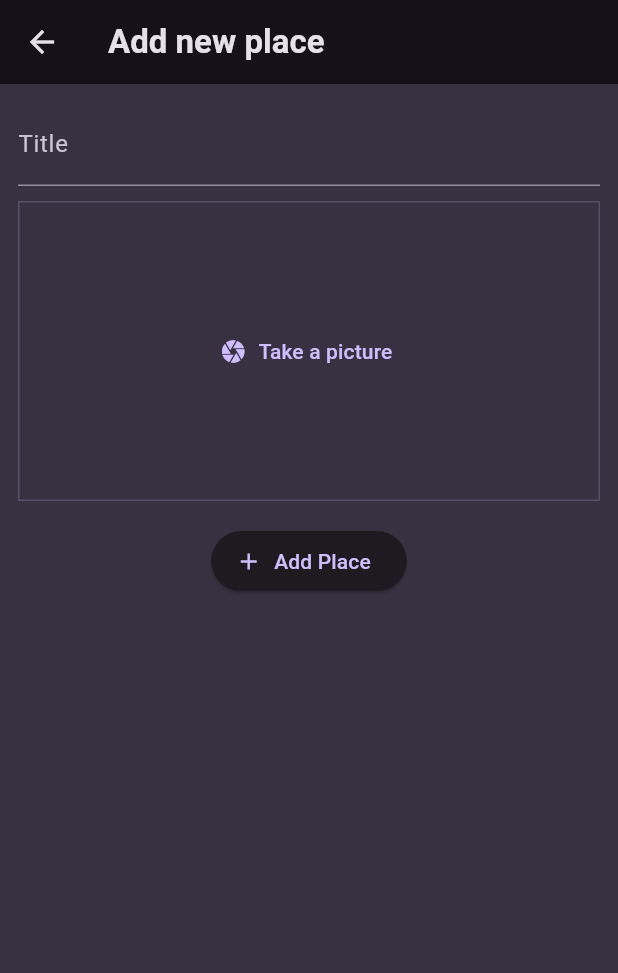
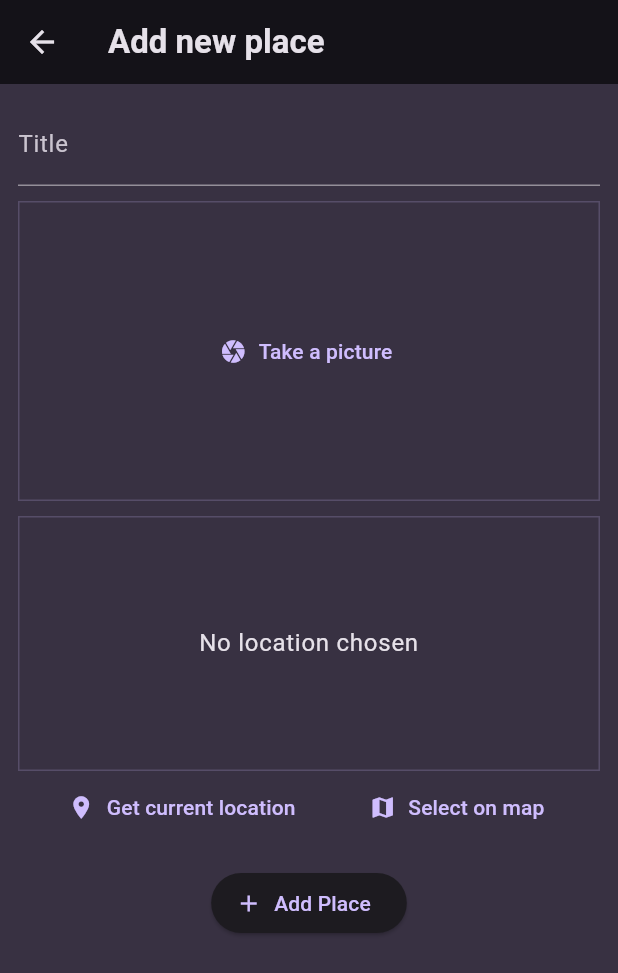
Before and after one commit to Charl913/FavoritePlaces, a Flutter app: the AddPlaceScreen screen opened directly, on a phone screen of 412 x 824 dp. Shown: the top 973 px of the screen. Run offline on Flutter 3.47's test engine with Material 3 defaults, Android fonts, the phone set to English and light mode, and no system bars; our stand-ins replace flutter_riverpod, google_fonts, image_picker.

Commit message:
Add Get Location Input Widget

```diff
--- a/lib/screens/add_place.dart
+++ b/lib/screens/add_place.dart
@@ -2,6 +2,7 @@ import 'dart:io';
 
 import 'package:favorite_places/providers/user_places.dart';
 import 'package:favorite_places/widgets/image_input.dart';
+import 'package:favorite_places/widgets/location_input.dart';
 import 'package:flutter/material.dart';
 import 'package:flutter_riverpod/flutter_riverpod.dart';
 
@@ -62,6 +63,8 @@ class _AddPlaceScreenState extends ConsumerState<AddPlaceScreen> {
                 _selectedImage = image;
               },
             ),
+            const SizedBox(height: 10),
+            LocationInput(),
             const SizedBox(height: 16),
             ElevatedButton.icon(
               onPressed: _savePlace,
--- /dev/null
+++ b/lib/widgets/location_input.dart
@@ -0,0 +1,53 @@
+import 'package:flutter/material.dart';
+
+class LocationInput extends StatefulWidget {
+  const LocationInput({super.key});
+
+  @override
+  State<LocationInput> createState() {
+    return _LocationInputState();
+  }
+}
+
+class _LocationInputState extends State<LocationInput> {
+  @override
+  Widget build(BuildContext context) {
+    return Column(
+      children: [
+        Container(
+          height: 170,
+          width: double.infinity,
+          alignment: Alignment.center,
+          decoration: BoxDecoration(
+            border: Border.all(
+              width: 1,
+              color: Theme.of(context).colorScheme.primary.withOpacity(0.2),
+            ),
+          ),
+          child: Text(
+            'No location chosen',
+            textAlign: TextAlign.center,
+            style: Theme.of(context).textTheme.bodyLarge!.copyWith(
+                  color: Theme.of(context).colorScheme.onBackground,
+                ),
+          ),
+        ),
+        Row(
+          mainAxisAlignment: MainAxisAlignment.spaceEvenly,
+          children: [
+            TextButton.icon(
+              onPressed: () {},
+              icon: const Icon(Icons.location_on),
+              label: const Text('Get current location'),
+            ),
+            TextButton.icon(
+              onPressed: () {},
+              icon: const Icon(Icons.map),
+              label: const Text('Select on map'),
+            ),
+          ],
+        ),
+      ],
+    );
+  }
+}
--- a/pubspec.yaml
+++ b/pubspec.yaml
@@ -39,6 +39,7 @@ dependencies:
   uuid: ^4.2.2
   flutter_riverpod: ^2.4.9
   image_picker: ^1.0.7
+  location: ^5.0.3
 
 dev_dependencies:
   flutter_test:
```
Also changed, not shown: pubspec.lock.
